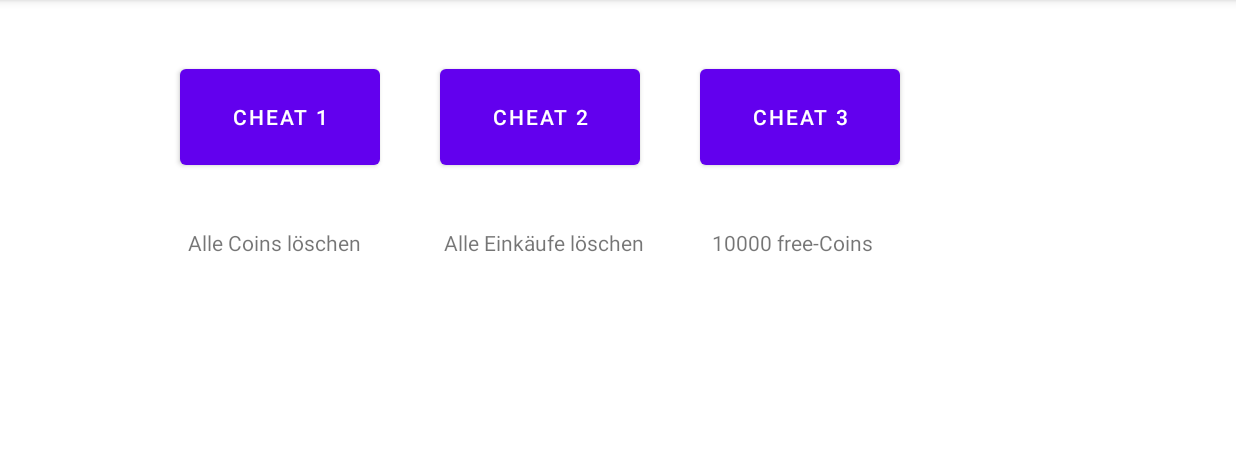
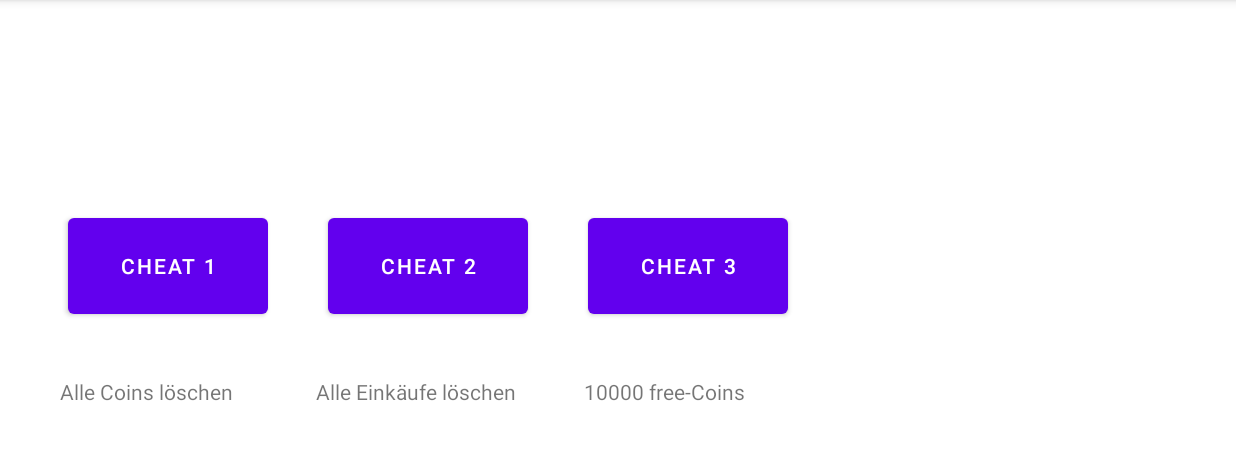
Before and after one commit to pasale2512/SportsGame, an Android app: the Settings screen opened directly, with no data from a screen before it, on a phone screen of 824 x 412 dp (held sideways), the part 84-544 px from its top. Run offline under Robolectric (Android 15) with nearby library versions, the phone set to English and light mode, and no system bars.

Commit message:
Final Version Test

```diff
--- a/app/src/main/res/layout/activity_penalty_shootout.xml
+++ b/app/src/main/res/layout/activity_penalty_shootout.xml
@@ -35,7 +35,7 @@
             android:id="@+id/ball"
             android:layout_width="50dp"
             android:layout_height="50dp"
-            app:srcCompat="@drawable/shop_white_player"
+            app:srcCompat="@drawable/whiteball"
             android:layout_marginLeft="340dp"
             android:layout_marginTop="330dp"
             />
--- a/app/src/main/res/layout/activity_settings.xml
+++ b/app/src/main/res/layout/activity_settings.xml
@@ -11,36 +11,44 @@
         android:layout_width="133dp"
         android:layout_height="76dp"
         android:layout_marginStart="40dp"
-        android:layout_marginTop="40dp"
         android:text="CHEAT 3"
+        app:layout_constraintBottom_toBottomOf="parent"
+        app:layout_constraintEnd_toEndOf="parent"
+        app:layout_constraintHorizontal_bias="0.0"
         app:layout_constraintStart_toEndOf="@+id/deletePurchasedImagesButton"
-        app:layout_constraintTop_toTopOf="parent" />
+        app:layout_constraintTop_toTopOf="parent"
+        app:layout_constraintVertical_bias="0.498" />
 
     <Button
         android:id="@+id/deletePurchasedImagesButton"
         android:layout_width="133dp"
         android:layout_height="76dp"
         android:layout_marginStart="40dp"
-        android:layout_marginTop="40dp"
         android:text="CHEAT 2"
+        app:layout_constraintBottom_toBottomOf="parent"
+        app:layout_constraintEnd_toEndOf="parent"
+        app:layout_constraintHorizontal_bias="0.0"
         app:layout_constraintStart_toEndOf="@+id/deleteCoinsButton"
-        app:layout_constraintTop_toTopOf="parent" />
+        app:layout_constraintTop_toTopOf="parent"
+        app:layout_constraintVertical_bias="0.498" />
 
     <Button
         android:id="@+id/deleteCoinsButton"
         android:layout_width="133dp"
         android:layout_height="76dp"
-        android:layout_marginStart="120dp"
-        android:layout_marginTop="40dp"
         android:text="Cheat 1"
+        app:layout_constraintBottom_toBottomOf="parent"
+        app:layout_constraintEnd_toEndOf="parent"
+        app:layout_constraintHorizontal_bias="0.066"
         app:layout_constraintStart_toStartOf="parent"
-        app:layout_constraintTop_toTopOf="parent" />
+        app:layout_constraintTop_toTopOf="parent"
+        app:layout_constraintVertical_bias="0.498" />
 
     <TextView
         android:id="@+id/textView2"
         android:layout_width="wrap_content"
         android:layout_height="wrap_content"
-        android:layout_marginStart="125dp"
+        android:layout_marginStart="40dp"
         android:layout_marginTop="36dp"
         android:text="Alle Coins löschen"
         app:layout_constraintStart_toStartOf="parent"
```
Also changed, not shown: app/src/main/res/drawable/whiteball.png (added), 148 other files.
